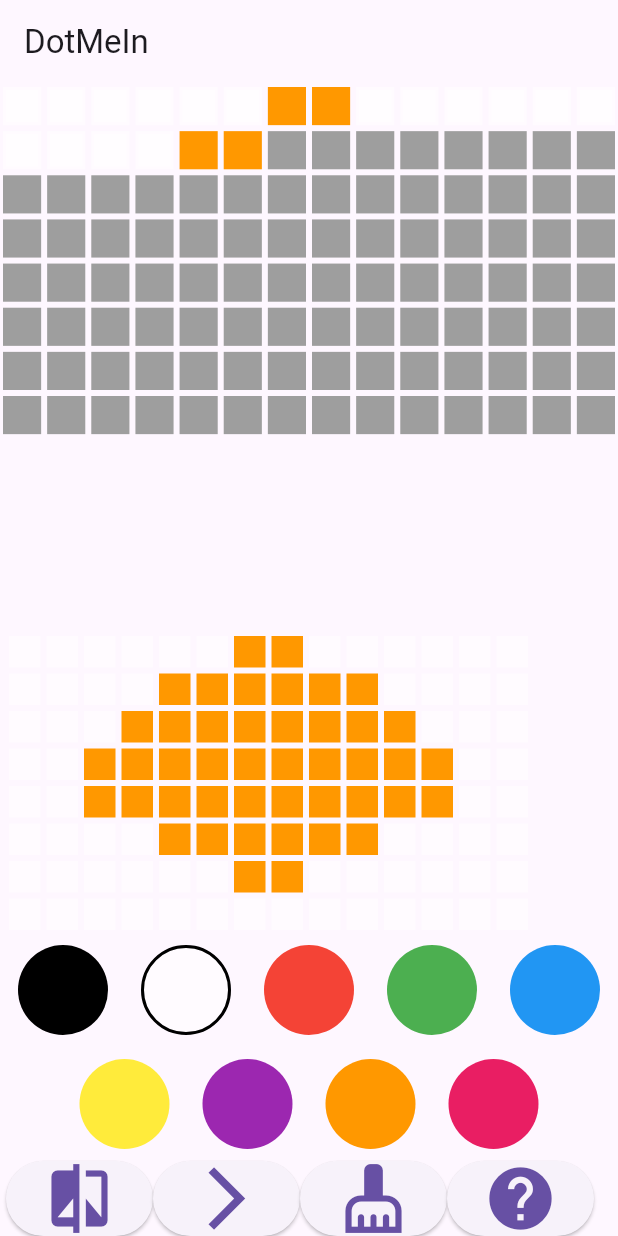
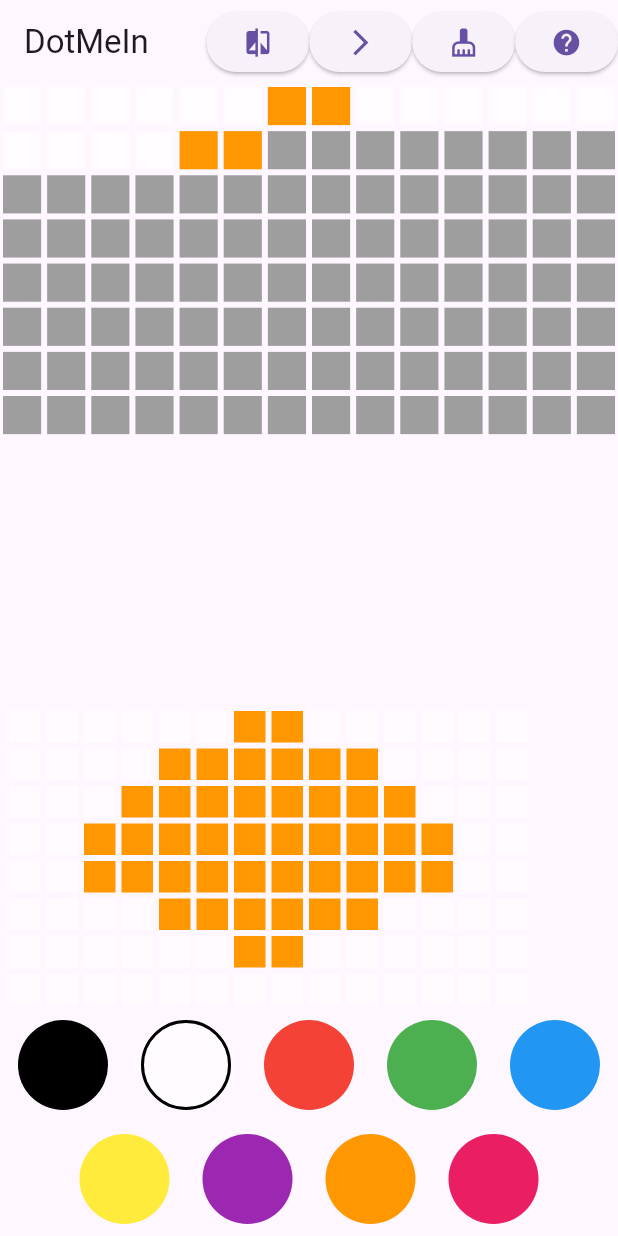
Before and after one commit to aerodk/DotMeIn, a Flutter app: the screen it shows after launch, after a tap on the "cleaning services" icon, on a phone screen of 412 x 824 dp. Run offline on Flutter 3.47's test engine with Material 3 defaults, Android fonts, the phone set to English and light mode, and no system bars.

Commit message:
Move help buttons etc to actions

```diff
--- a/lib/main.dart
+++ b/lib/main.dart
@@ -74,6 +74,7 @@ class MyHomePageState extends State<MyHomePage>
     return Scaffold(
       appBar: AppBar(
         title: const Text('DotMeIn'),
+        actions: buildButtons(),
       ),
       body: Column(
         children: [
@@ -82,48 +83,6 @@ class MyHomePageState extends State<MyHomePage>
             children: [
               buildPreview(selectedPatternData),
               buildColorPicker(),
-              ElevatedButton(
-                onPressed: () {
-                  compareActive = !compareActive;
-                  if (compareActive) {
-                    comparePatterns();
-                  } else {
-                    setState(() {
-                      resetCompare();
-                    });
-                  }
-                },
-                child: const Icon(
-                  Icons.compare,
-                  size: 50,
-                ),
-              ),
-              ElevatedButton(
-                onPressed: () {
-                  // Open dialog for choosing pattern
-                  showPatternDialog();
-                },
-                child: const Icon(
-                  Icons.arrow_forward_ios_outlined,
-                  size: 50,
-                ),
-              ),
-              ElevatedButton(
-                onPressed: () {
-                  setState(() {
-                    gridColors = List.generate(
-                      rowCount,
-                          (index) => List.generate(colCount, (index) => Colors.grey),
-                    );
-                    helpOut(selectedPatternData);
-                    compareForCorrect();
-                  });
-                },
-                child: const Icon(Icons.cleaning_services, size: 50),
-              ),
-              ElevatedButton(
-                  onPressed: canPressButton ? handleButtonPress : null,
-                  child: const Icon(Icons.help, size: 50)),
             ],
           ),
         ],
@@ -131,9 +90,9 @@ class MyHomePageState extends State<MyHomePage>
     );
   }
 
-  buildButtons() {
-    return Row(children: [
-      ElevatedButton(
+  List<Widget> buildButtons() {
+    final double iconSize = MediaQuery.of(context).size.width * 0.05;
+    return [ElevatedButton(
         onPressed: () {
           compareActive = !compareActive;
           if (compareActive) {
@@ -144,9 +103,9 @@ class MyHomePageState extends State<MyHomePage>
             });
           }
         },
-        child: const Icon(
+        child: Icon(
           Icons.compare,
-          size: 50,
+          size: iconSize,
         ),
       ),
       ElevatedButton(
@@ -154,9 +113,9 @@ class MyHomePageState extends State<MyHomePage>
           // Open dialog for choosing pattern
           showPatternDialog();
         },
-        child: const Icon(
+        child: Icon(
           Icons.arrow_forward_ios_outlined,
-          size: 50,
+          size: iconSize,
         ),
       ),
       ElevatedButton(
@@ -170,12 +129,12 @@ class MyHomePageState extends State<MyHomePage>
             compareForCorrect();
           });
         },
-        child: const Icon(Icons.cleaning_services, size: 50),
+        child: Icon(Icons.cleaning_services, size: iconSize),
       ),
       ElevatedButton(
           onPressed: canPressButton ? handleButtonPress : null,
-          child: const Icon(Icons.help, size: 50))
-    ]);
+          child: Icon(Icons.help, size: iconSize))
+    ];
   }
 
   void handleButtonPress() {
```
